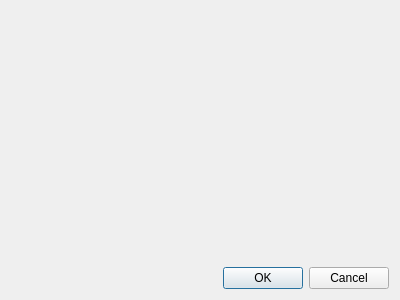
MichalVlasak/OSMViewer, file resources/DeleteOldMapsDialog.ui: the form before one commit.
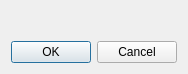
The form after the commit. Custom widgets are drawn as their Qt base class.

Diff of the .ui file:
```diff
--- a/resources/DeleteOldMapsDialog.ui
+++ b/resources/DeleteOldMapsDialog.ui
@@ -6,8 +6,8 @@
    <rect>
     <x>0</x>
     <y>0</y>
-    <width>400</width>
-    <height>300</height>
+    <width>186</width>
+    <height>74</height>
    </rect>
   </property>
   <property name="windowTitle">
```
